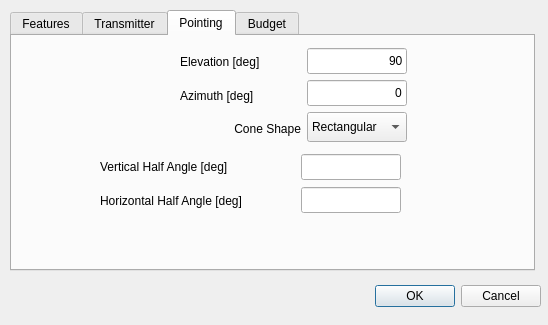
Before: the Qt Designer form sta-src/Payloads/transmitterPayloadDialog.ui in Dwarf-Planet-Project/SpaceDesignTool, drawn with Qt 5.
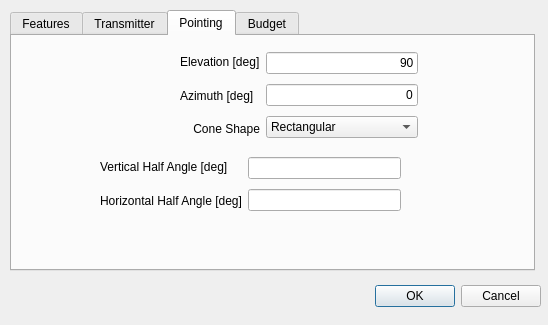
After: the same form once the commit is applied. The open tabs and pages were chosen to show the change.

Commit message: Patching faulty GUI files for transmitter and receivers

Diff of the .ui file:
```diff
--- a/sta-src/Payloads/transmitterPayloadDialog.ui
+++ b/sta-src/Payloads/transmitterPayloadDialog.ui
@@ -669,24 +669,10 @@
         <item>
          <layout class="QVBoxLayout" name="verticalLayout_16">
           <item>
-           <widget class="QLineEdit" name="VertAngleLineEdit">
-            <property name="maximumSize">
-             <size>
-              <width>100</width>
-              <height>26</height>
-             </size>
-            </property>
-           </widget>
+           <widget class="QLineEdit" name="VertAngleLineEdit"/>
           </item>
           <item>
-           <widget class="QLineEdit" name="HorAngleLineEdit">
-            <property name="maximumSize">
-             <size>
-              <width>100</width>
-              <height>26</height>
-             </size>
-            </property>
-           </widget>
+           <widget class="QLineEdit" name="HorAngleLineEdit"/>
           </item>
          </layout>
         </item>
@@ -699,7 +685,7 @@
       <rect>
        <x>168</x>
        <y>12</y>
-       <width>227</width>
+       <width>238</width>
        <height>95</height>
       </rect>
      </property>
@@ -739,12 +725,6 @@
           <property name="enabled">
            <bool>true</bool>
           </property>
-          <property name="maximumSize">
-           <size>
-            <width>100</width>
-            <height>26</height>
-           </size>
-          </property>
           <property name="font">
            <font>
             <italic>false</italic>
@@ -765,12 +745,6 @@
           <property name="enabled">
            <bool>true</bool>
           </property>
-          <property name="maximumSize">
-           <size>
-            <width>100</width>
-            <height>26</height>
-           </size>
-          </property>
           <property name="text">
            <string>0</string>
           </property>
@@ -781,12 +755,6 @@
         </item>
         <item>
          <widget class="QComboBox" name="ConeShapeComboBox">
-          <property name="maximumSize">
-           <size>
-            <width>120</width>
-            <height>30</height>
-           </size>
-          </property>
           <item>
            <property name="text">
             <string>Rectangular</string>
```
Left out of the diff: 26 changed lines with no effect on the pictures. The commit also changes 1 other file.
